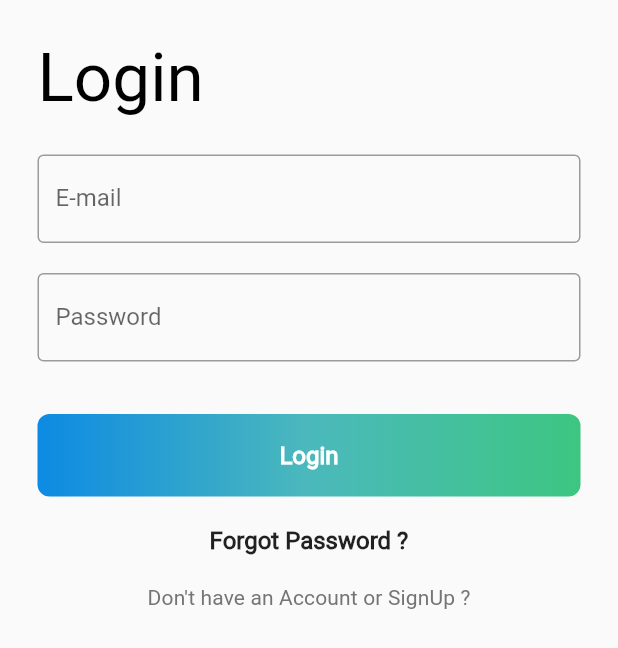
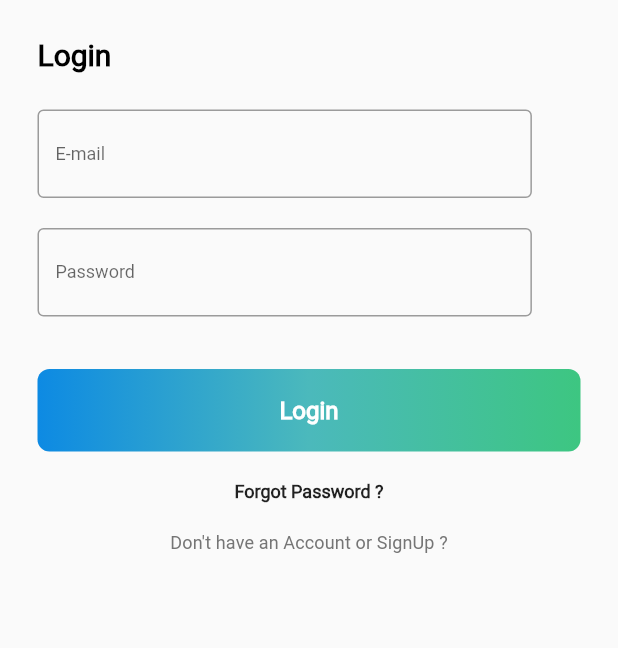
Before and after one commit to youssefa111/Irvine_application, a Flutter app: the screen it shows after launch, on a phone screen of 412 x 824 dp. Shown: the top 648 px of the screen. Run offline on Flutter 3.47's test engine with Material 2 defaults, Android fonts, the phone set to English and light mode, and no system bars; our stand-ins replace animated_splash_screen, animated_text_kit, bloc, cloud_firestore, conditional_builder_null_safety, firebase_auth and 8 more; missing offline and left inert: simple_page_indicator; accounts and stored records are empty; project files that could hold a hidden picture were left out.

Commit message:
last touch

```diff
--- a/lib/presentation/authentication_screens/login_screen.dart
+++ b/lib/presentation/authentication_screens/login_screen.dart
@@ -38,17 +38,21 @@ class _LoginScreenState extends State<LoginScreen> {
                 children: <Widget>[
                   Text(
                     'Login',
-                    style: Theme.of(context).textTheme.headline3!.copyWith(
+                    style: Theme.of(context).textTheme.headline6!.copyWith(
+                          fontWeight: FontWeight.bold,
                           color: Colors.black,
                         ),
                   ),
                   SizedBox(
                     height: 25,
                   ),
-                  TextFormField(
+                  Container(
+                    width: MediaQuery.of(context).size.width * .8,
+                    child: TextFormField(
                       controller: emailController,
                       decoration: InputDecoration(
                         labelText: "E-mail",
+                        labelStyle: TextStyle(fontSize: 12),
                         border: OutlineInputBorder(),
                       ),
                       validator: (valid) {
@@ -59,14 +63,18 @@ class _LoginScreenState extends State<LoginScreen> {
                         }
                       },
                     ),
+                  ),
                   SizedBox(
                     height: 20,
                   ),
-                  TextFormField(
+                  Container(
+                    width: MediaQuery.of(context).size.width * .8,
+                    child: TextFormField(
                       controller: passwordController,
                       obscureText: true,
                       decoration: InputDecoration(
                         labelText: "Password",
+                        labelStyle: TextStyle(fontSize: 12),
                         border: OutlineInputBorder(),
                       ),
                       validator: (valid) {
@@ -74,6 +82,7 @@ class _LoginScreenState extends State<LoginScreen> {
                           return 'Please Enter your password';
                         }
                       },
+                    ),
                   ),
                   SizedBox(
                     height: 35,
@@ -109,8 +118,7 @@ class _LoginScreenState extends State<LoginScreen> {
                       child: Text(
                         'Forgot Password ?',
                         style: Theme.of(context).textTheme.subtitle1!.copyWith(
-                              fontWeight: FontWeight.bold,
-                            ),
+                            fontWeight: FontWeight.bold, fontSize: 12),
                       ),
                     ),
                   ),
@@ -126,9 +134,10 @@ class _LoginScreenState extends State<LoginScreen> {
                       ),
                       child: Text(
                         'Don\'t have an Account or SignUp ?',
-                        style: Theme.of(context).textTheme.subtitle2!.copyWith(
-                              color: Colors.grey[600],
-                            ),
+                        style: Theme.of(context)
+                            .textTheme
+                            .subtitle2!
+                            .copyWith(color: Colors.grey[600], fontSize: 12),
                       ),
                     ),
                   )
```
Also changed, not shown: lib/helper/constants/constants.dart (+10 -5 lines), lib/presentation/authentication_screens/register_screen.dart (+18 -7 lines). Lines whose indentation alone changed are shown as unchanged.
